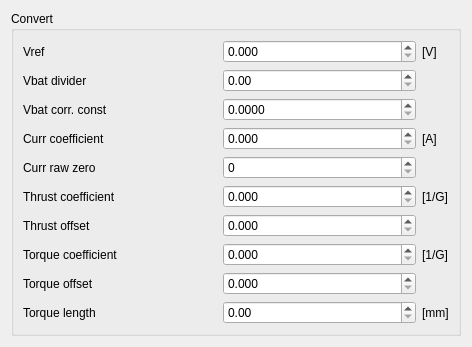
Old version of the form ThrustApp/src/form_cfg_convert.ui in the repository jmajew/thrust_tool.
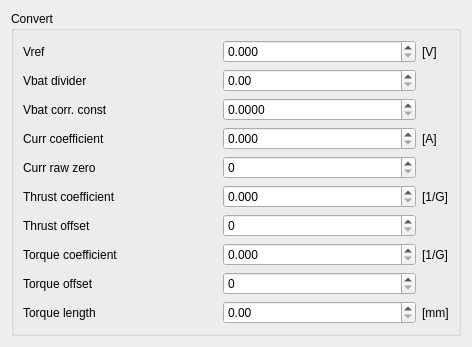
New version of the form.

The edit to the form file:
```diff
--- a/ThrustApp/src/form_cfg_convert.ui
+++ b/ThrustApp/src/form_cfg_convert.ui
@@ -204,22 +204,6 @@
         </property>
        </widget>
       </item>
-      <item row="6" column="1">
-       <widget class="QDoubleSpinBox" name="dspin_ThrustOff">
-        <property name="minimumSize">
-         <size>
-          <width>70</width>
-          <height>0</height>
-         </size>
-        </property>
-        <property name="decimals">
-         <number>3</number>
-        </property>
-        <property name="maximum">
-         <double>9999.998999999999796</double>
-        </property>
-       </widget>
-      </item>
       <item row="7" column="0">
        <widget class="QLabel" name="label_6">
         <property name="text">
@@ -257,22 +241,6 @@
         </property>
        </widget>
       </item>
-      <item row="8" column="1">
-       <widget class="QDoubleSpinBox" name="dspin_TorqueOff">
-        <property name="minimumSize">
-         <size>
-          <width>70</width>
-          <height>0</height>
-         </size>
-        </property>
-        <property name="decimals">
-         <number>3</number>
-        </property>
-        <property name="maximum">
-         <double>9999.998999999999796</double>
-        </property>
-       </widget>
-      </item>
       <item row="9" column="0">
        <widget class="QLabel" name="label_7">
         <property name="text">
@@ -297,6 +265,32 @@
         </property>
        </widget>
       </item>
+      <item row="8" column="1">
+       <widget class="QSpinBox" name="dspin_TorqueOff">
+        <property name="minimumSize">
+         <size>
+          <width>70</width>
+          <height>0</height>
+         </size>
+        </property>
+        <property name="maximum">
+         <number>99999999</number>
+        </property>
+       </widget>
+      </item>
+      <item row="6" column="1">
+       <widget class="QSpinBox" name="dspin_ThrustOff">
+        <property name="minimumSize">
+         <size>
+          <width>70</width>
+          <height>0</height>
+         </size>
+        </property>
+        <property name="maximum">
+         <number>99999999</number>
+        </property>
+       </widget>
+      </item>
      </layout>
     </widget>
    </item>
```
